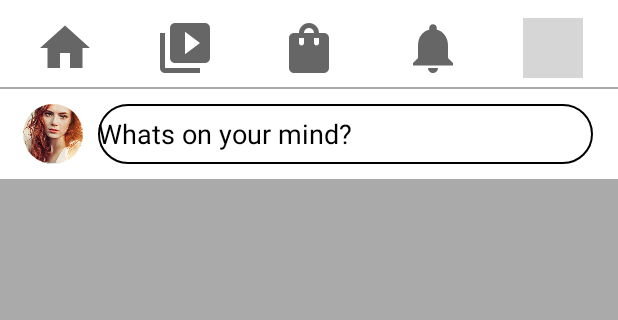
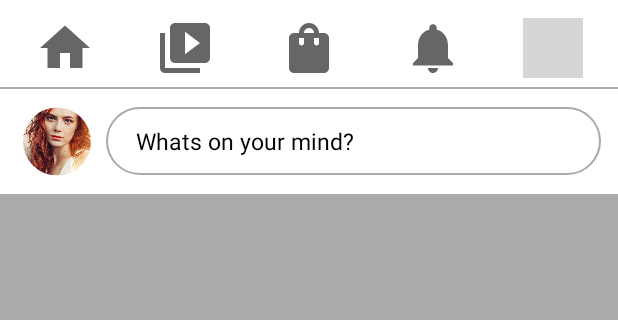
Before and after one commit to quanghanguyen/facebookUI, an Android app: the screen it shows after launch (MainActivity), on a phone screen of 412 x 824 dp, the part 78-398 px from its top. Run offline under Robolectric (Android 15) with nearby library versions, the phone set to English and light mode, and no system bars; our stand-ins replace CircleImageView; 1 statement that could not run was skipped; grey boxes are pictures that could not be loaded.

Commit message:
master-c3-03-03

```diff
--- a/app/src/main/res/drawable/border.xml
+++ b/app/src/main/res/drawable/border.xml
@@ -5,7 +5,7 @@
         <shape android:shape = "rectangle">
             <solid android:color="@android:color/white"/>
             <corners android:radius="30dp"/>
-            <stroke android:color="@color/black" android:width="1dp"/>
+            <stroke android:color="@android:color/darker_gray" android:width="1dp"/>
         </shape>
     </item>
 
--- a/app/src/main/res/layout/activity_main.xml
+++ b/app/src/main/res/layout/activity_main.xml
@@ -114,27 +114,36 @@
 
     <RelativeLayout
         android:layout_width="match_parent"
-        android:layout_height="60dp"
+        android:layout_height="70dp"
         android:layout_below="@+id/rlTitle"
         android:layout_marginTop="1dp"
         android:background="@color/white">
 
         <de.hdodenhof.circleimageview.CircleImageView
             android:id="@+id/civAvatar"
-            android:layout_width="40dp"
+            android:layout_width="45dp"
             android:layout_height="match_parent"
             android:layout_marginStart="15dp"
             android:src="@drawable/avatar_4" />
 
         <EditText
             android:layout_width="330dp"
-            android:layout_height="40dp"
+            android:layout_height="45dp"
+            android:layout_centerVertical="true"
             android:layout_marginStart="10dp"
             android:layout_toRightOf="@+id/civAvatar"
             android:background="@drawable/border"
-            android:hint="@string/think"
-            android:textColorHint="@color/black"
-            android:layout_centerVertical="true"/>
+            android:textColorHint="@color/black" />
+
+        <TextView
+            android:layout_width="wrap_content"
+            android:layout_height="wrap_content"
+            android:layout_centerVertical="true"
+            android:layout_marginStart="30dp"
+            android:layout_toRightOf="@+id/civAvatar"
+            android:text="@string/think"
+            android:textColor="@color/black"
+            android:textSize="15sp" />
 
     </RelativeLayout>
 
```
